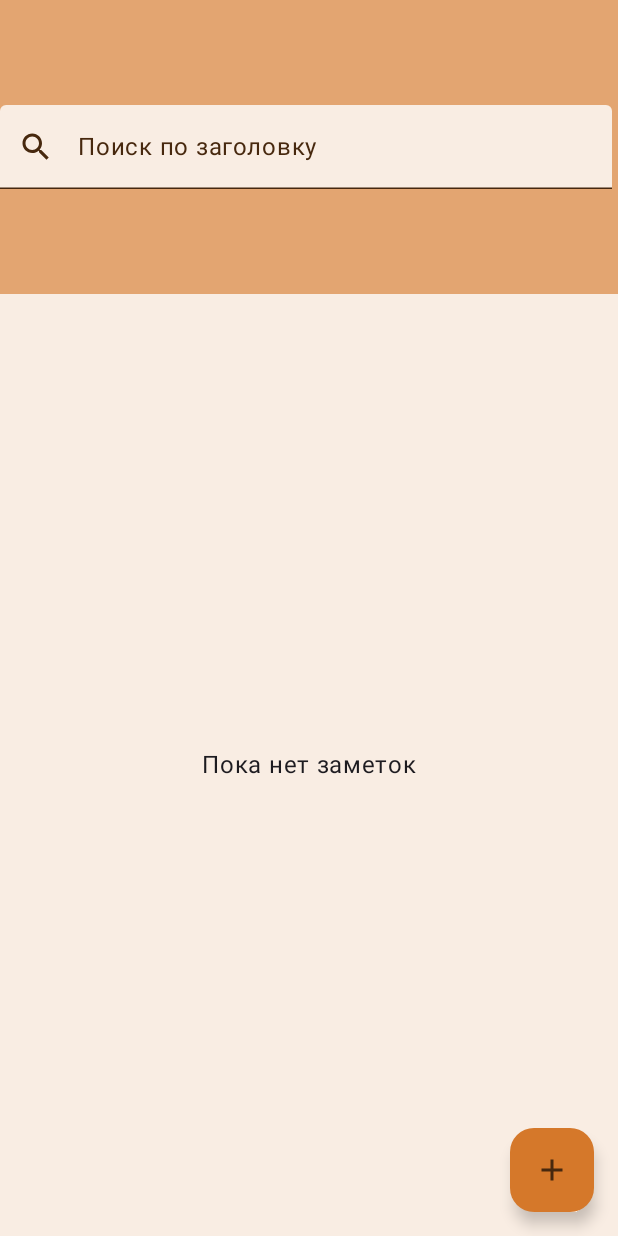
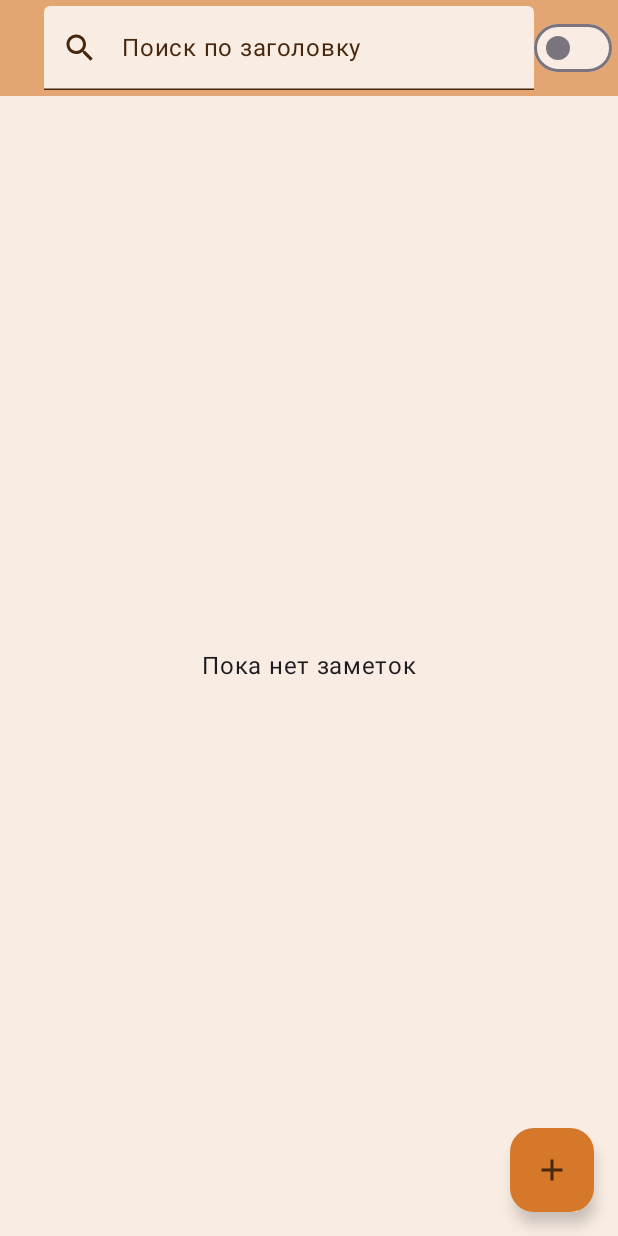
Before and after one commit to IDaZiI/NoteApp_SHIFTLab_Android, an Android app built with Jetpack Compose: the screen it shows after launch (MainActivity), on a phone screen of 412 x 824 dp. Run offline under Robolectric (Android 15) with nearby library versions, the phone set to English and light mode, and no system bars; our stand-ins replace Room's generated code.

Commit message:
Work w theme

```diff
--- a/app/build.gradle.kts
+++ b/app/build.gradle.kts
@@ -1,3 +1,5 @@
+import org.jetbrains.kotlin.gradle.dsl.JvmTarget
+
 plugins {
     alias(libs.plugins.android.application)
     alias(libs.plugins.kotlin.android)
@@ -32,8 +34,10 @@ android {
         sourceCompatibility = JavaVersion.VERSION_11
         targetCompatibility = JavaVersion.VERSION_11
     }
-    kotlinOptions {
-        jvmTarget = "11"
+    kotlin {
+        compilerOptions {
+            jvmTarget.set(JvmTarget.JVM_11)
+        }
     }
     buildFeatures {
         compose = true
--- a/app/src/main/java/com/danilova/notesapp/MainActivity.kt
+++ b/app/src/main/java/com/danilova/notesapp/MainActivity.kt
@@ -4,6 +4,8 @@ import android.os.Bundle
 import androidx.activity.ComponentActivity
 import androidx.activity.compose.setContent
 import androidx.compose.runtime.Composable
+import androidx.compose.runtime.mutableStateOf
+import androidx.compose.runtime.remember
 import androidx.lifecycle.viewmodel.compose.viewModel
 import androidx.navigation.compose.*
 import androidx.navigation.navArgument
@@ -15,6 +17,7 @@ import com.danilova.notesapp.data.AppDatabase
 import com.danilova.notesapp.data.NotesRepository
 import com.danilova.notesapp.ui.detail.NoteDetailScreen
 import com.danilova.notesapp.ui.theme.NotesAppTheme
+import androidx.compose.runtime.*
 
 class MainActivity : ComponentActivity() {
     override fun onCreate(savedInstanceState: Bundle?) {
@@ -36,14 +39,18 @@ fun NotesApp(repository: NotesRepository) {
     )
 
     val navController = rememberNavController()
+    var isDarkTheme by remember { mutableStateOf(false) }
 
+    NotesAppTheme(darkTheme = isDarkTheme, dynamicColor = false) {
         NavHost(navController = navController, startDestination = "list") {
             composable("list") {
                 NotesListScreen(
                     notes = viewModel.notes,
                     onAddClick = { navController.navigate("editor/-1") },
                     onNoteClick = { note -> navController.navigate("detail/${note.id}") },
-                onDeleteClick = { note -> viewModel.deleteNote(note.id) }
+                    onDeleteClick = { note -> viewModel.deleteNote(note.id) },
+                    isDarkTheme = isDarkTheme,
+                    onThemeToggle = { isDarkTheme = it }
                 )
             }
 
@@ -81,3 +88,4 @@ fun NotesApp(repository: NotesRepository) {
             }
         }
     }
+}
--- a/app/src/main/java/com/danilova/notesapp/data/AppDatabase.kt
+++ b/app/src/main/java/com/danilova/notesapp/data/AppDatabase.kt
@@ -5,7 +5,7 @@ import androidx.room.Database
 import androidx.room.Room
 import androidx.room.RoomDatabase
 
-@Database(entities = [NoteEntity::class], version = 1)
+@Database(entities = [NoteEntity::class], version = 1, exportSchema = false)
 abstract class AppDatabase : RoomDatabase() {
     abstract fun noteDao(): NoteDao
 
--- a/app/src/main/java/com/danilova/notesapp/ui/list/NotesListScreen.kt
+++ b/app/src/main/java/com/danilova/notesapp/ui/list/NotesListScreen.kt
@@ -23,21 +23,23 @@ fun NotesListScreen(
     notes: List<NoteUi> = emptyList(),
     onAddClick: () -> Unit = {},
     onNoteClick: (NoteUi) -> Unit = {},
-    onDeleteClick: (NoteUi) -> Unit = {}
+    onDeleteClick: (NoteUi) -> Unit = {},
+    isDarkTheme: Boolean,
+    onThemeToggle: (Boolean) -> Unit
 ) {
     var searchQuery by remember { mutableStateOf("") }
 
     Scaffold(
         topBar = {
             TopAppBar(
-                title = { Text("Заметки") },
+                title = { Text("") },
                 actions = {
                     TextField(
                         value = searchQuery,
                         onValueChange = { searchQuery = it },
                         placeholder = { Text("Поиск по заголовку") },
                         singleLine = true,
-                        modifier = Modifier.fillMaxWidth(),
+                        modifier = Modifier.fillMaxWidth(0.8f),
                         leadingIcon = {
                             Icon(Icons.Default.Search, contentDescription = "Поиск")
                         },
@@ -48,6 +50,10 @@ fun NotesListScreen(
                                 }
                             }
                         }
+                    )
+                    Switch(
+                        checked = isDarkTheme,
+                        onCheckedChange = { onThemeToggle(it) }
                     )
                 }
             )
--- a/app/src/main/java/com/danilova/notesapp/ui/theme/Color.kt
+++ b/app/src/main/java/com/danilova/notesapp/ui/theme/Color.kt
@@ -1,11 +1,14 @@
 package com.danilova.notesapp.ui.theme
 
 import androidx.compose.ui.graphics.Color
-
-val backgroundDark = Color(0xB5121212)
-val surfaceDark = Color(0x591E1E1E)
-
+// Color for light
 val Brown100 = Color(0xFF47280E)
 val Brown80 = Color(0xFFD5782A)
 val Brown40 = Color(0xFFE3A571)
 val Brown20 = Color(0xFFF9EDE3)
+
+// Color for dark
+val DarkBrown20 = Color(0xFF47280E)
+val DarkBrown40 = Color(0xFFD5782A)
+val DarkBrown80 = Color(0xFFE3A571)
+val DarkBrown100 = Color(0xFFF9EDE3)
--- a/app/src/main/java/com/danilova/notesapp/ui/theme/Theme.kt
+++ b/app/src/main/java/com/danilova/notesapp/ui/theme/Theme.kt
@@ -11,8 +11,16 @@ import androidx.compose.runtime.Composable
 import androidx.compose.ui.platform.LocalContext
 
 private val DarkColorScheme = darkColorScheme(
-    background = backgroundDark,
-    surface = surfaceDark
+    primary = DarkBrown100,
+    onPrimary = DarkBrown20,
+    primaryContainer = DarkBrown80,
+    onPrimaryContainer = DarkBrown100,
+    background = DarkBrown20,
+    surface = DarkBrown40,
+    onSurface = DarkBrown100,
+    surfaceVariant = DarkBrown20,
+    onSurfaceVariant = DarkBrown100,
+    surfaceContainerHighest = DarkBrown20
 )
 
 private val LightColorScheme = lightColorScheme(
--- a/gradle/libs.versions.toml
+++ b/gradle/libs.versions.toml
@@ -11,7 +11,6 @@ composeBom = "2025.08.00"
 ui = "1.9.0"
 runtime = "1.9.0"
 room = "2.7.2"
-kotlin-coroutines = "1.7.3"
 
 [libraries]
 androidx-core-ktx = { group = "androidx.core", name = "core-ktx", version.ref = "coreKtx" }
```
Lines whose indentation alone changed are shown as unchanged.
